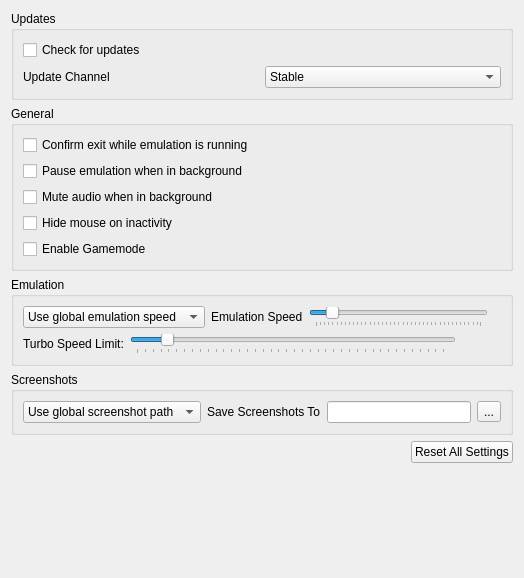
Old version of the form src/citra_qt/configuration/configure_general.ui in the repository azahar-emu/azahar.
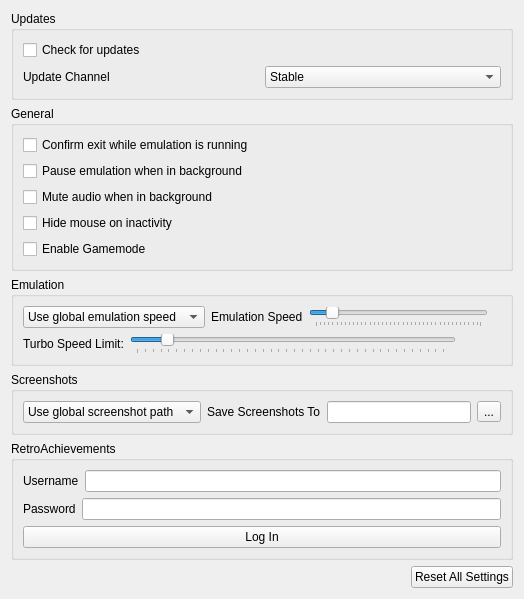
New version of the form.

Commit message: Add a spot in the UI to authenticate with RetroAchievements

```diff
--- a/src/citra_qt/configuration/configure_general.ui
+++ b/src/citra_qt/configuration/configure_general.ui
@@ -317,6 +317,78 @@
        </layout>
       </widget>
      </item>
+     <item>
+      <widget class="QGroupBox" name="retro_achievements_group">
+       <property name="title">
+        <string>RetroAchievements</string>
+       </property>
+       <layout class="QVBoxLayout">
+        <item>
+         <widget class="QWidget" name="widget_retro_achievements_username" native="true">
+          <layout class="QHBoxLayout">
+           <property name="leftMargin">
+            <number>0</number>
+           </property>
+           <property name="topMargin">
+            <number>0</number>
+           </property>
+           <property name="rightMargin">
+            <number>0</number>
+           </property>
+           <property name="bottomMargin">
+            <number>0</number>
+           </property>
+           <item>
+            <widget class="QLabel">
+             <property name="text">
+              <string>Username</string>
+             </property>
+            </widget>
+           </item>
+           <item>
+            <widget class="QLineEdit" name="retro_achievements_username_input"/>
+           </item>
+          </layout>
+         </widget>
+        </item>
+        <item>
+         <widget class="QWidget" name="widget_retro_achievements_password" native="true">
+          <layout class="QHBoxLayout">
+           <property name="leftMargin">
+            <number>0</number>
+           </property>
+           <property name="topMargin">
+            <number>0</number>
+           </property>
+           <property name="rightMargin">
+            <number>0</number>
+           </property>
+           <property name="bottomMargin">
+            <number>0</number>
+           </property>
+           <item>
+            <widget class="QLabel">
+             <property name="text">
+              <string>Password</string>
+             </property>
+            </widget>
+           </item>
+           <item>
+            <widget class="QLineEdit" name="retro_achievements_password_input"/>
+           </item>
+          </layout>
+         </widget>
+        </item>
+        <item>
+         <widget class="QPushButton" name="retro_achievements_log_in_button">
+         <property name="text">
+          <string>Log In</string>
+         </property>
+        </widget>
+        </item>
+       </layout>
+      </widget>
+     </item>
      <item alignment="Qt::AlignRight">
       <widget class="QPushButton" name="button_reset_defaults">
        <property name="text">
```
Left out of the diff: 2 changed lines with no effect on the pictures. The commit also changes 8 other files.
